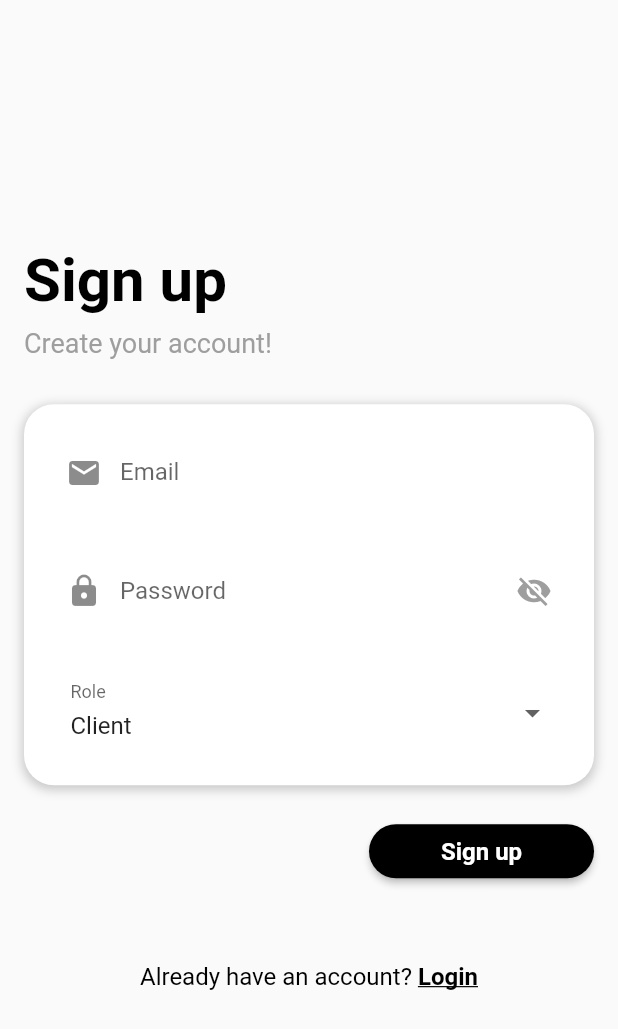
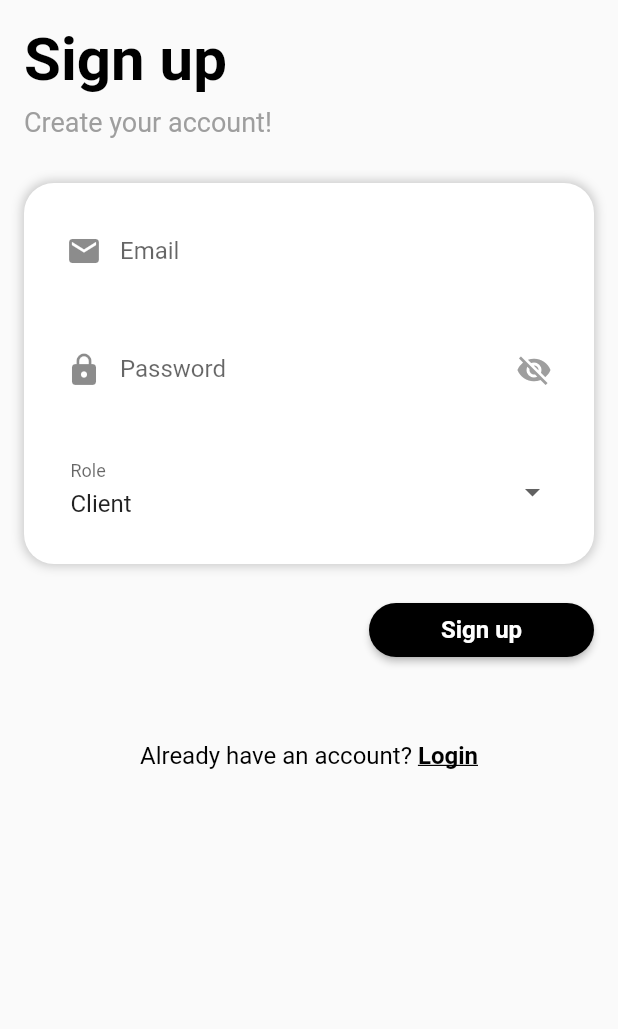
Before and after one commit to abduu11aahh/multi-role-dockerized-flutter-app, a Flutter app: the SignupPage screen opened by its route, on a phone screen of 412 x 824 dp. Shown: the top 1029 px of the screen. Run offline on Flutter 3.47's test engine with Material 2 defaults, Android fonts, the phone set to English and light mode, and no system bars; our stand-ins replace image_picker.

Commit message:
Update signup_page.dart

```diff
--- a/frontend/lib/pages/signup_page.dart
+++ b/frontend/lib/pages/signup_page.dart
@@ -63,8 +63,6 @@ class _SignupPageState extends State<SignupPage> {
         child: Padding(
           padding: const EdgeInsets.all(16.0),
           child: Column(
-            mainAxisAlignment: MainAxisAlignment.center,
-            crossAxisAlignment: CrossAxisAlignment.center,
             children: [
               Align(
                 alignment: Alignment.centerLeft,
@@ -90,7 +88,6 @@ class _SignupPageState extends State<SignupPage> {
               ),
               SizedBox(height: 30.0),
               Container(
-                width: double.infinity,
                 padding: EdgeInsets.all(16.0),
                 decoration: BoxDecoration(
                   color: Colors.white,
@@ -100,7 +97,6 @@ class _SignupPageState extends State<SignupPage> {
                       color: Colors.black.withOpacity(0.2),
                       spreadRadius: 1,
                       blurRadius: 5,
-                      offset: Offset(0, 2),
                     ),
                   ],
                 ),
```
